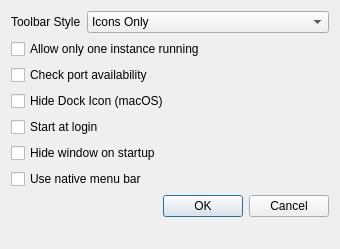
First picture: the form in ui/settingsdialog.ui, repository Trojan-Qt5/Trojan-Qt5, before the edit.
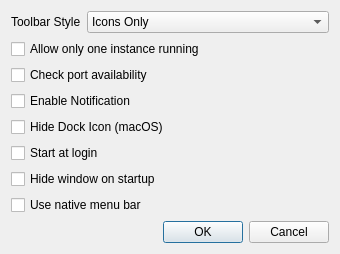
Second picture: the form after the edit.

```diff
--- a/ui/settingsdialog.ui
+++ b/ui/settingsdialog.ui
@@ -71,27 +71,34 @@
     </widget>
    </item>
    <item row="4" column="0" colspan="2">
+    <widget class="QCheckBox" name="enableNotificationCheckBox">
+     <property name="text">
+      <string>Enable Notification</string>
+     </property>
+    </widget>
+   </item>
+   <item row="5" column="0" colspan="2">
     <widget class="QCheckBox" name="hideDockIconCheckBox">
      <property name="text">
       <string>Hide Dock Icon (macOS)</string>
      </property>
     </widget>
    </item>
-   <item row="5" column="0" colspan="2">
+   <item row="6" column="0" colspan="2">
     <widget class="QCheckBox" name="startAtLoginCheckbox">
      <property name="text">
       <string>Start at login</string>
      </property>
     </widget>
    </item>
-   <item row="6" column="0" colspan="2">
+   <item row="7" column="0" colspan="2">
     <widget class="QCheckBox" name="hideCheckBox">
      <property name="text">
       <string>Hide window on startup</string>
      </property>
     </widget>
    </item>
-   <item row="7" column="0" colspan="2">
+   <item row="8" column="0" colspan="2">
     <widget class="QCheckBox" name="nativeMenuBarCheckBox">
      <property name="toolTip">
       <string>Need to restart the application for this change to take effect</string>
@@ -101,7 +108,7 @@
      </property>
     </widget>
    </item>
-   <item row="8" column="0" colspan="2">
+   <item row="9" column="0" colspan="2">
     <widget class="QDialogButtonBox" name="buttonBox">
      <property name="orientation">
       <enum>Qt::Horizontal</enum>
```
